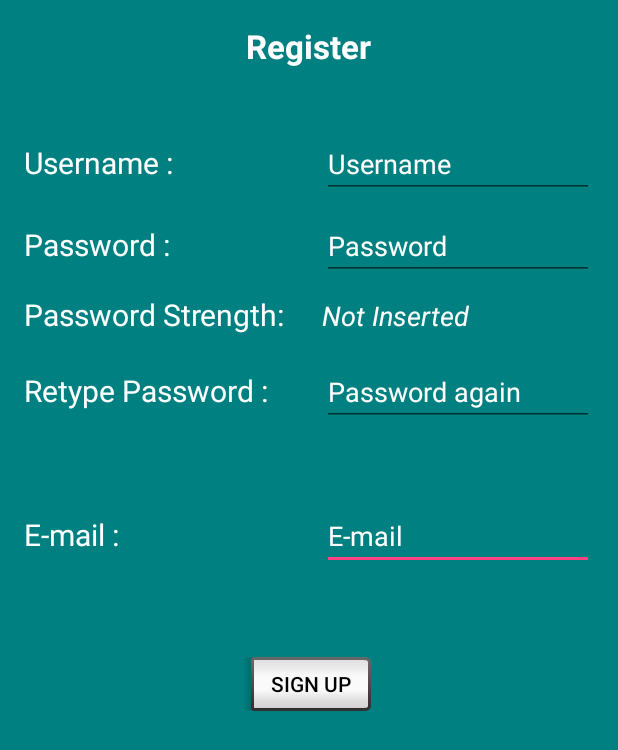
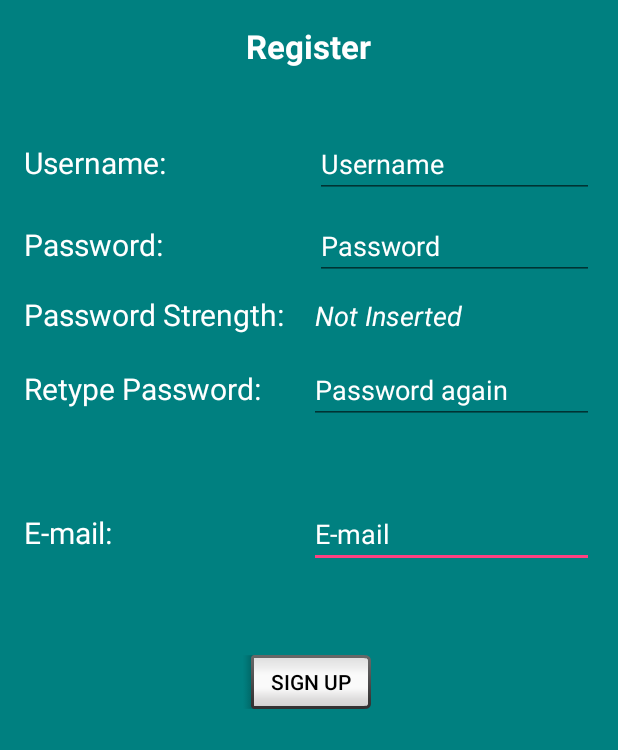
Before and after one commit to Mental1993/RPGo, an Android app: the SignUp screen opened directly, with no data from a screen before it, on a phone screen of 412 x 824 dp. Shown: the top 750 px of the screen. Run offline under Robolectric (Android 15) with nearby library versions, the phone set to English and light mode, and no system bars.

Commit message:
stringxml
Create a string variable in strings.xml for every existing label and
text in the application.

```diff
--- a/RPGo/app/src/main/res/layout/content_riddle3.xml
+++ b/RPGo/app/src/main/res/layout/content_riddle3.xml
@@ -15,7 +15,7 @@
     android:background="#8af7ff">
 
     <Button
-        android:text="Send"
+        android:text="@string/content_riddle3_btnAnswer3"
         android:layout_width="wrap_content"
         android:layout_height="wrap_content"
         android:id="@+id/btnAnswer3"
@@ -36,7 +36,7 @@
         android:textAlignment="center" />
 
     <TextView
-        android:text="The door is locked"
+        android:text="@string/content_riddle3_TextView_theText3"
         android:layout_width="wrap_content"
         android:layout_height="wrap_content"
         android:id="@+id/theText3"
--- a/RPGo/app/src/main/res/layout/content_user_sign_up.xml
+++ b/RPGo/app/src/main/res/layout/content_user_sign_up.xml
@@ -14,22 +14,10 @@
     tools:showIn="@layout/activity_user_sign_up">
 
     <TextView
-        android:text="Register"
-        android:layout_width="wrap_content"
-        android:layout_height="wrap_content"
-        android:layout_alignParentTop="true"
-        android:layout_centerHorizontal="true"
-        android:id="@+id/TV_register"
-        android:textAppearance="@android:style/TextAppearance.Material.Large"
-        android:textColor="@android:color/white"
-        android:textStyle="normal|bold"
-        android:paddingBottom="30dp"/>
-
-    <TextView
         android:layout_width="wrap_content"
         android:layout_height="wrap_content"
         android:textAppearance="?android:attr/textAppearanceMedium"
-        android:text="Password :"
+        android:text="@string/content_user_sign_up_TV_password"
         android:id="@+id/TV_password"
         android:layout_marginTop="27dp"
         android:textSize="20sp"
@@ -41,7 +29,7 @@
     <TextView
         android:layout_width="wrap_content"
         android:layout_height="wrap_content"
-        android:text="Password Strength: "
+        android:text="@string/content_user_sign_up_TV_passStr"
         android:id="@+id/TV_passStr"
         android:paddingRight="20dp"
         android:layout_marginTop="19dp"
@@ -54,20 +42,8 @@
         android:layout_width="wrap_content"
         android:layout_height="wrap_content"
         android:textAppearance="?android:attr/textAppearanceMedium"
-        android:text="Retype Password :"
-        android:id="@+id/TV_retypePass"
-        android:textColor="@android:color/white"
-        android:layout_marginTop="23dp"
-        android:layout_below="@+id/TV_passStr"
-        android:layout_alignStart="@+id/TV_passStr"
-        android:textSize="20sp" />
-
-    <TextView
-        android:layout_width="wrap_content"
-        android:layout_height="wrap_content"
-        android:textAppearance="?android:attr/textAppearanceMedium"
         android:id="@+id/TV_str"
-        android:text="Not Inserted"
+        android:text="@string/content_user_sign_up_TV_str"
         android:textColor="@android:color/white"
         android:layout_alignBaseline="@+id/TV_passStr"
         android:layout_alignBottom="@+id/TV_passStr"
@@ -103,7 +79,7 @@
         android:layout_width="wrap_content"
         android:layout_height="wrap_content"
         android:id="@+id/TV_email"
-        android:text="E-mail :"
+        android:text="@string/content_user_sign_up_TV_email"
         android:textSize="20sp"
         android:textColor="@android:color/white"
         android:layout_alignBaseline="@+id/ET_email"
@@ -114,7 +90,7 @@
         android:layout_width="wrap_content"
         android:layout_height="wrap_content"
         android:textAppearance="?android:attr/textAppearanceMedium"
-        android:text="Username :"
+        android:text="@string/content_user_sign_up_TV_username"
         android:id="@+id/TV_username"
         android:layout_marginTop="19dp"
         android:fontFamily="sans-serif"
@@ -151,6 +127,31 @@
         android:layout_alignBottom="@+id/TV_password"
         android:layout_toEndOf="@+id/TV_passStr" />
 
+    <Button
+        android:layout_width="wrap_content"
+        android:layout_height="wrap_content"
+        android:text="@string/content_user_sign_up_btnDone"
+        android:textColor="#000000"
+        android:id="@+id/btnDone"
+        android:clickable="true"
+        android:enabled="false"
+        style="@android:style/Widget.Material.Light.Button.Inset"
+        android:layout_below="@+id/ET_email"
+        android:layout_centerHorizontal="true"
+        android:layout_marginTop="54dp" />
+
+    <TextView
+        android:text="@string/content_user_sign_up_TextView_TV_register"
+        android:layout_width="wrap_content"
+        android:layout_height="wrap_content"
+        android:id="@+id/TV_register"
+        android:textAppearance="@android:style/TextAppearance.Material.Large"
+        android:textColor="@android:color/white"
+        android:textStyle="normal|bold"
+        android:paddingBottom="30dp"
+        android:layout_alignParentTop="true"
+        android:layout_centerHorizontal="true" />
+
     <EditText
         android:layout_width="wrap_content"
         android:layout_height="wrap_content"
@@ -162,19 +163,18 @@
         android:textColorHint="@android:color/white"
         android:layout_alignBaseline="@+id/TV_retypePass"
         android:layout_alignBottom="@+id/TV_retypePass"
-        android:layout_toEndOf="@+id/TV_passStr" />
+        android:layout_toEndOf="@+id/match" />
 
-    <Button
+    <TextView
         android:layout_width="wrap_content"
         android:layout_height="wrap_content"
-        android:text="Sign up"
-        android:textColor="#000000"
-        android:id="@+id/btnDone"
-        android:clickable="true"
-        android:enabled="false"
-        style="@android:style/Widget.Material.Light.Button.Inset"
-        android:layout_below="@+id/ET_email"
-        android:layout_centerHorizontal="true"
-        android:layout_marginTop="54dp" />
+        android:textAppearance="?android:attr/textAppearanceMedium"
+        android:text="@string/content_user_sign_up_TV_retypePass"
+        android:id="@+id/TV_retypePass"
+        android:textColor="@android:color/white"
+        android:layout_marginTop="22dp"
+        android:textSize="20sp"
+        android:layout_below="@+id/TV_passStr"
+        android:layout_alignParentStart="true" />
 
 </RelativeLayout>
--- a/RPGo/app/src/main/res/values/strings.xml
+++ b/RPGo/app/src/main/res/values/strings.xml
@@ -5,4 +5,32 @@
     <string name="title_activity_user_sign_up">userSignUp</string>
     <string name="grifos2_p2">A box appears in front of you</string>
     <string name="TV_forgot_password">Forgot your password? Click <u>here</u></string>
+    <string name="forgot_password_btnSend">Send email</string>
+    <string name="forgot_password_TV_email">Enter email</string>
+    <string name="forgot_password_TV_username">Enter username</string>
+    <string name="activity_buttons_TV_mainmenu">MAIN MENU</string>
+    <string name="activity_buttons_btnlogout">LOG OUT</string>
+    <string name="activity_buttons_btnScan">SCAN</string>
+    <string name="activity_buttons_btnSack">SACK</string>
+    <string name="activity_buttons_btnMap">MAP</string>
+    <string name="activity_riddle2_thetext2">TextView</string>
+    <string name="activity_riddle2_btnAnswer2">BUTTON</string>
+    <string name="content_main_TextView_Tlog">Log In</string>
+    <string name="content_main_TV_pwdforgot">Forgot your password> Click here</string>
+    <string name="content_main_btnLogin">GO</string>
+    <string name="content_main_btnSignUp">SIGN UP</string>
+    <string name="content_riddle1_TextView_Text">What was Joan of Arc made of?</string>
+    <string name="content_riddle1_TextView_button4">SUBMIT</string>
+    <string name="content_riddle3_TextView_theText3">A locked door</string>
+    <string name="content_riddle3_btnAnswer3">SEND</string>
+    <string name="content_user_sign_up_TextView_TV_register">Register</string>
+    <string name="content_user_sign_up_TV_username">Username:</string>
+    <string name="content_user_sign_up_TV_password">Password:</string>
+    <string name="content_user_sign_up_TV_passStr">Password Strength:</string>
+    <string name="content_user_sign_up_TV_retypePass">Retype Password:</string>
+    <string name="content_user_sign_up_TV_email">E-mail:</string>
+    <string name="content_user_sign_up_TV_str">Not Inserted</string>
+<string name="content_user_sign_up_btnDone">SIGN UP</string>
+
+
 </resources>
```
Also changed, not shown: RPGo/app/src/main/res/layout/activity_buttons.xml (+5 -5 lines), RPGo/app/src/main/res/layout/activity_forgot_password.xml (+12 -12 lines), RPGo/app/src/main/res/layout/activity_riddle2.xml (+4 -4 lines), RPGo/app/src/main/res/layout/content_main.xml (+23 -22 lines), RPGo/app/src/main/res/layout/content_riddle1.xml (+18 -18 lines).
